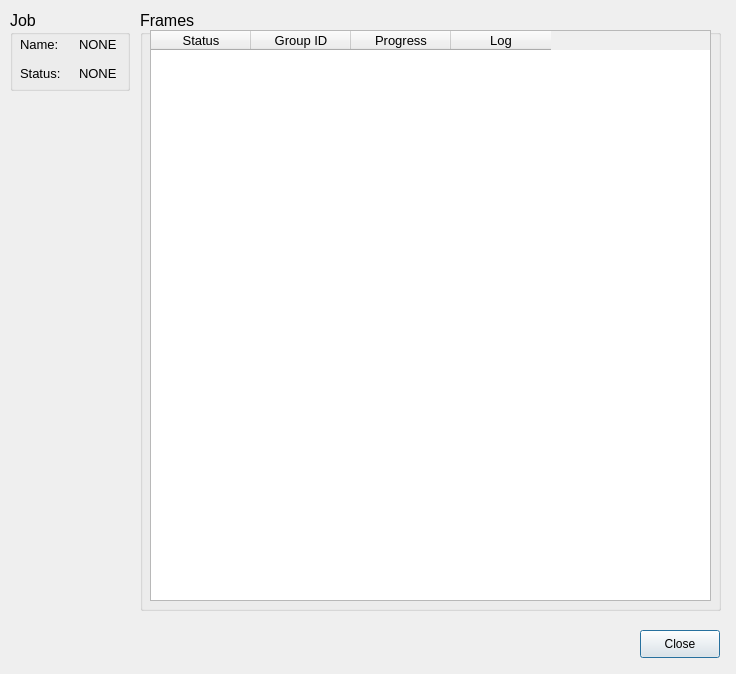
This is QtDesigner/JobDetails.ui in opalmer/pyfarm as Qt 5 draws it before an edit. The edited form follows.
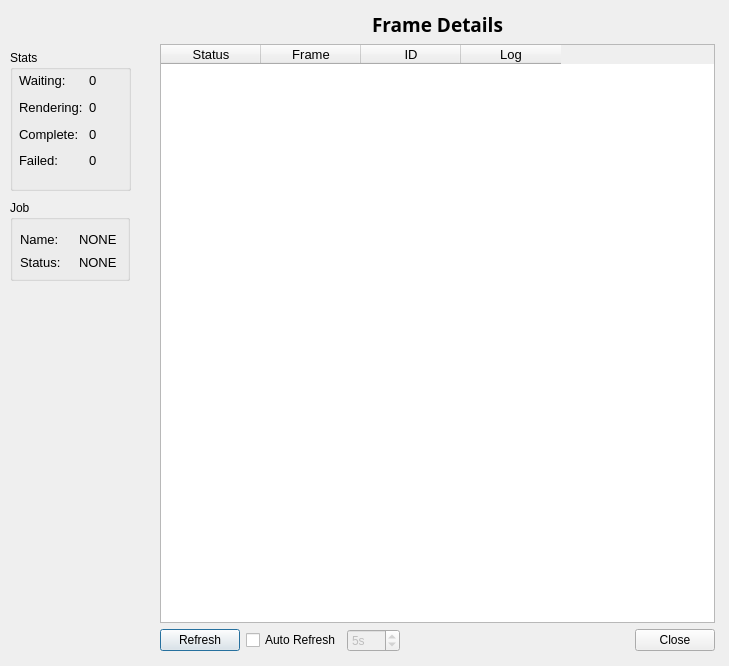
This is the edited form.

Commit message: -added houdini 10 software discovery -fixed status layout -removed color changes based on number in status section -removed group boxes from status layout -added auto refresh to job details section -job details context menu replaced with button system -enlarged main window for more options -continued work on job table

```diff
--- a/QtDesigner/JobDetails.ui
+++ b/QtDesigner/JobDetails.ui
@@ -1,113 +1,36 @@
 <ui version="4.0" >
  <class>JobDetails</class>
- <widget class="QDialog" name="JobDetails" >
-  <property name="geometry" >
+ <widget class="QDialog" name="JobDetails">
+  <property name="geometry">
    <rect>
     <x>0</x>
     <y>0</y>
-    <width>736</width>
-    <height>674</height>
+    <width>729</width>
+    <height>666</height>
    </rect>
   </property>
   <property name="windowTitle" >
    <string>Job Details</string>
   </property>
-  <widget class="QGroupBox" name="framesGroupBox" >
-   <property name="geometry" >
-    <rect>
-     <x>140</x>
-     <y>10</y>
-     <width>581</width>
-     <height>601</height>
-    </rect>
-   </property>
-   <property name="font" >
-    <font>
-     <pointsize>12</pointsize>
-    </font>
-   </property>
-   <property name="title" >
-    <string>Frames</string>
-   </property>
-   <widget class="QTableWidget" name="frameTable" >
-    <property name="geometry" >
-     <rect>
-      <x>10</x>
-      <y>20</y>
-      <width>561</width>
-      <height>571</height>
-     </rect>
-    </property>
-    <property name="font" >
-     <font>
-      <pointsize>10</pointsize>
-     </font>
-    </property>
-    <property name="editTriggers" >
-     <set>QAbstractItemView::NoEditTriggers</set>
-    </property>
-    <property name="selectionBehavior" >
-     <enum>QAbstractItemView::SelectRows</enum>
-    </property>
-    <column>
-     <property name="text" >
-      <string>Status</string>
-     </property>
-    </column>
-    <column>
-     <property name="text" >
-      <string>Group ID</string>
-     </property>
-    </column>
-    <column>
-     <property name="text" >
-      <string>Progress</string>
-     </property>
-    </column>
-    <column>
-     <property name="text" >
-      <string>Log</string>
-     </property>
-    </column>
-   </widget>
-  </widget>
-  <widget class="QPushButton" name="closeButton" >
-   <property name="geometry" >
-    <rect>
-     <x>640</x>
-     <y>630</y>
-     <width>80</width>
-     <height>28</height>
-    </rect>
-   </property>
-   <property name="text" >
-    <string>Close</string>
-   </property>
-  </widget>
-  <widget class="QGroupBox" name="jobGroupBox" >
-   <property name="geometry" >
+  <widget class="QGroupBox" name="jobGroupBox">
+   <property name="geometry">
     <rect>
      <x>10</x>
-     <y>10</y>
+     <y>200</y>
      <width>120</width>
      <height>81</height>
     </rect>
    </property>
-   <property name="font" >
-    <font>
-     <pointsize>12</pointsize>
-    </font>
-   </property>
-   <property name="title" >
+   <property name="title">
     <string>Job</string>
    </property>
-   <widget class="QWidget" name="layoutWidget" >
-    <property name="geometry" >
+   <widget class="QWidget" name="layoutWidget">
+    <property name="geometry">
      <rect>
       <x>10</x>
-      <y>23</y>
+      <y>30</y>
       <width>111</width>
-      <height>51</height>
+      <height>41</height>
      </rect>
     </property>
     <layout class="QGridLayout" name="gridLayout" >
@@ -162,6 +85,257 @@
     </layout>
    </widget>
   </widget>
+  <widget class="QGroupBox" name="groupBox_2">
+   <property name="geometry">
+    <rect>
+     <x>10</x>
+     <y>50</y>
+     <width>121</width>
+     <height>141</height>
+    </rect>
+   </property>
+   <property name="title">
+    <string>Stats</string>
+   </property>
+   <widget class="QWidget" name="layoutWidget_2">
+    <property name="geometry">
+     <rect>
+      <x>9</x>
+      <y>20</y>
+      <width>101</width>
+      <height>101</height>
+     </rect>
+    </property>
+    <layout class="QGridLayout" name="gridLayout_6">
+     <item row="0" column="0">
+      <widget class="QLabel" name="label_44">
+       <property name="font">
+        <font>
+         <pointsize>10</pointsize>
+         <weight>50</weight>
+         <bold>false</bold>
+        </font>
+       </property>
+       <property name="text">
+        <string>Waiting:</string>
+       </property>
+      </widget>
+     </item>
+     <item row="0" column="1">
+      <widget class="QLabel" name="jobs_frames_waiting">
+       <property name="font">
+        <font>
+         <pointsize>10</pointsize>
+        </font>
+       </property>
+       <property name="text">
+        <string>0</string>
+       </property>
+      </widget>
+     </item>
+     <item row="1" column="0">
+      <widget class="QLabel" name="label_28">
+       <property name="font">
+        <font>
+         <pointsize>10</pointsize>
+         <weight>50</weight>
+         <bold>false</bold>
+        </font>
+       </property>
+       <property name="text">
+        <string>Rendering:</string>
+       </property>
+      </widget>
+     </item>
+     <item row="1" column="1">
+      <widget class="QLabel" name="jobs_frames_rendering">
+       <property name="font">
+        <font>
+         <pointsize>10</pointsize>
+        </font>
+       </property>
+       <property name="text">
+        <string>0</string>
+       </property>
+      </widget>
+     </item>
+     <item row="2" column="0">
+      <widget class="QLabel" name="label_31">
+       <property name="font">
+        <font>
+         <pointsize>10</pointsize>
+         <weight>50</weight>
+         <bold>false</bold>
+        </font>
+       </property>
+       <property name="text">
+        <string>Complete:</string>
+       </property>
+      </widget>
+     </item>
+     <item row="2" column="1">
+      <widget class="QLabel" name="jobs_frames_complete">
+       <property name="font">
+        <font>
+         <pointsize>10</pointsize>
+        </font>
+       </property>
+       <property name="text">
+        <string>0</string>
+       </property>
+      </widget>
+     </item>
+     <item row="3" column="0">
+      <widget class="QLabel" name="label_32">
+       <property name="font">
+        <font>
+         <pointsize>10</pointsize>
+         <weight>50</weight>
+         <bold>false</bold>
+        </font>
+       </property>
+       <property name="text">
+        <string>Failed:</string>
+       </property>
+      </widget>
+     </item>
+     <item row="3" column="1">
+      <widget class="QLabel" name="jobs_frames_failed">
+       <property name="font">
+        <font>
+         <pointsize>10</pointsize>
+        </font>
+       </property>
+       <property name="text">
+        <string>0</string>
+       </property>
+      </widget>
+     </item>
+    </layout>
+   </widget>
+  </widget>
+  <widget class="QWidget" name="">
+   <property name="geometry">
+    <rect>
+     <x>160</x>
+     <y>11</y>
+     <width>555</width>
+     <height>641</height>
+    </rect>
+   </property>
+   <layout class="QVBoxLayout" name="verticalLayout">
+    <item>
+     <widget class="QLabel" name="label">
+      <property name="font">
+       <font>
+        <family>AlArabiya</family>
+        <pointsize>14</pointsize>
+        <weight>75</weight>
+        <bold>true</bold>
+       </font>
+      </property>
+      <property name="text">
+       <string>Frame Details</string>
+      </property>
+      <property name="alignment">
+       <set>Qt::AlignCenter</set>
+      </property>
+     </widget>
+    </item>
+    <item>
+     <widget class="QTableWidget" name="frameTable">
+      <property name="font">
+       <font>
+        <pointsize>10</pointsize>
+       </font>
+      </property>
+      <property name="editTriggers">
+       <set>QAbstractItemView::NoEditTriggers</set>
+      </property>
+      <property name="selectionBehavior">
+       <enum>QAbstractItemView::SelectRows</enum>
+      </property>
+      <column>
+       <property name="text">
+        <string>Status</string>
+       </property>
+      </column>
+      <column>
+       <property name="text">
+        <string>Frame</string>
+       </property>
+      </column>
+      <column>
+       <property name="text">
+        <string>ID</string>
+       </property>
+      </column>
+      <column>
+       <property name="text">
+        <string>Log</string>
+       </property>
+      </column>
+     </widget>
+    </item>
+    <item>
+     <layout class="QHBoxLayout" name="horizontalLayout">
+      <item>
+       <widget class="QPushButton" name="refreshNow">
+        <property name="text">
+         <string>Refresh</string>
+        </property>
+       </widget>
+      </item>
+      <item>
+       <widget class="QCheckBox" name="autoRefresh">
+        <property name="text">
+         <string>Auto Refresh</string>
+        </property>
+       </widget>
+      </item>
+      <item>
+       <widget class="QSpinBox" name="autoRefreshTime">
+        <property name="enabled">
+         <bool>false</bool>
+        </property>
+        <property name="suffix">
+         <string>s</string>
+        </property>
+        <property name="minimum">
+         <number>1</number>
+        </property>
+        <property name="maximum">
+         <number>120</number>
+        </property>
+        <property name="value">
+         <number>5</number>
+        </property>
+       </widget>
+      </item>
+      <item>
+       <spacer name="horizontalSpacer">
+        <property name="orientation">
+         <enum>Qt::Horizontal</enum>
+        </property>
+        <property name="sizeHint" stdset="0">
+         <size>
+          <width>188</width>
+          <height>20</height>
+         </size>
+        </property>
+       </spacer>
+      </item>
+      <item>
+       <widget class="QPushButton" name="closeButton">
+        <property name="text">
+         <string>Close</string>
+        </property>
+       </widget>
+      </item>
+     </layout>
+    </item>
+   </layout>
+  </widget>
  </widget>
  <resources/>
  <connections>
```
Left out of the diff: 43 changed lines with no effect on the pictures. The commit also changes 8 other files.
